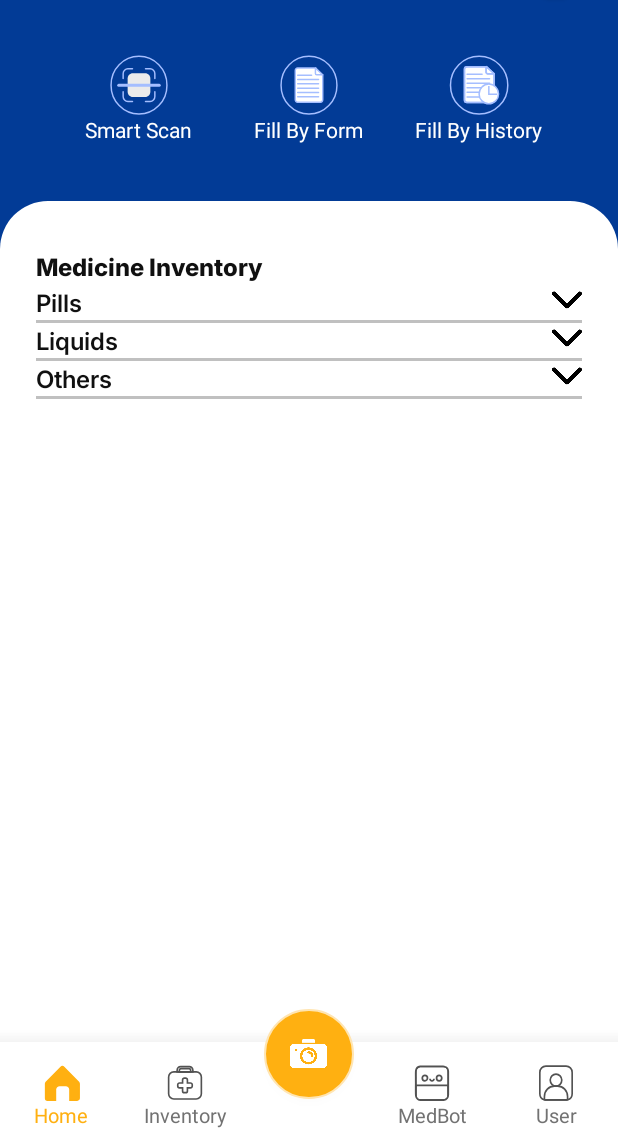
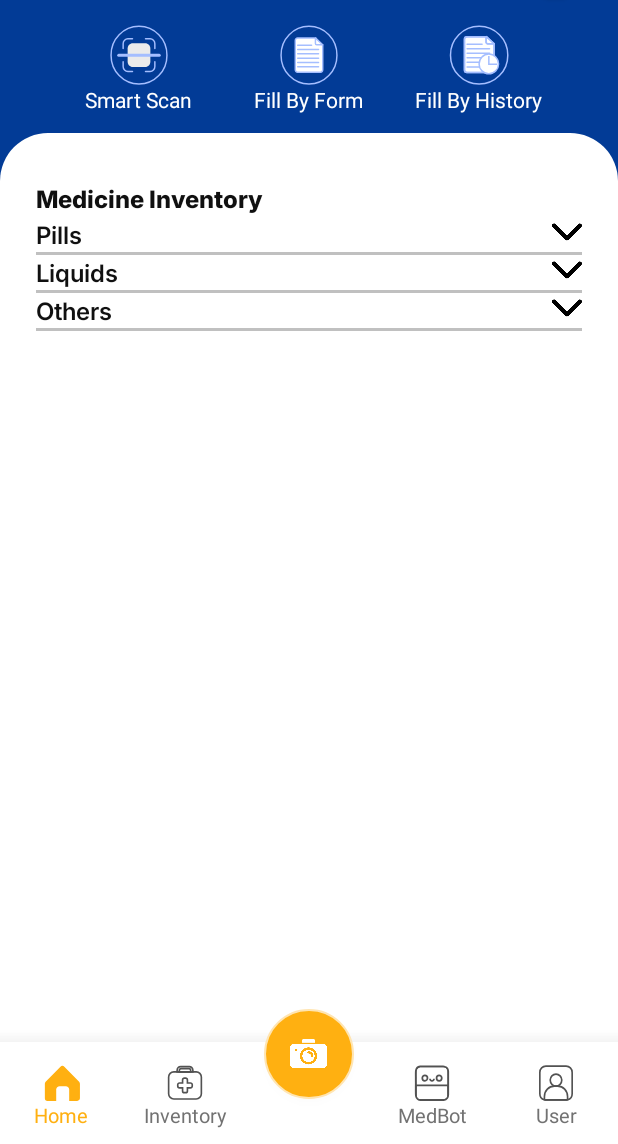
Before and after one commit to ItsMeOX/SmartHealth, an Android app: the fragment InventoryFragment placed in its activity, on a phone screen of 412 x 824 dp, the part 92-1236 px from its top. Run offline under Robolectric (Android 15) with nearby library versions, the phone set to English and light mode, and no system bars.

Commit message:
Increase height of nested scroll view

```diff
--- a/app/src/main/res/layout/inventory_fragment.xml
+++ b/app/src/main/res/layout/inventory_fragment.xml
@@ -47,7 +47,7 @@
             android:layout_width="match_parent"
             android:layout_height="0dp"
             android:layout_marginStart="16dp"
-            android:layout_marginTop="45dp"
+            android:layout_marginTop="25dp"
             android:layout_marginEnd="16dp"
             android:layout_marginBottom="7dp"
             android:orientation="horizontal"
@@ -136,7 +136,7 @@
         android:id="@+id/main_content_view"
         android:layout_width="match_parent"
         android:layout_height="0dp"
-        android:layout_marginTop="195dp"
+        android:layout_marginTop="150dp"
         android:layout_marginBottom="50dp"
         android:background="@drawable/main_content_background"
         app:layout_constraintBottom_toBottomOf="parent"
```
